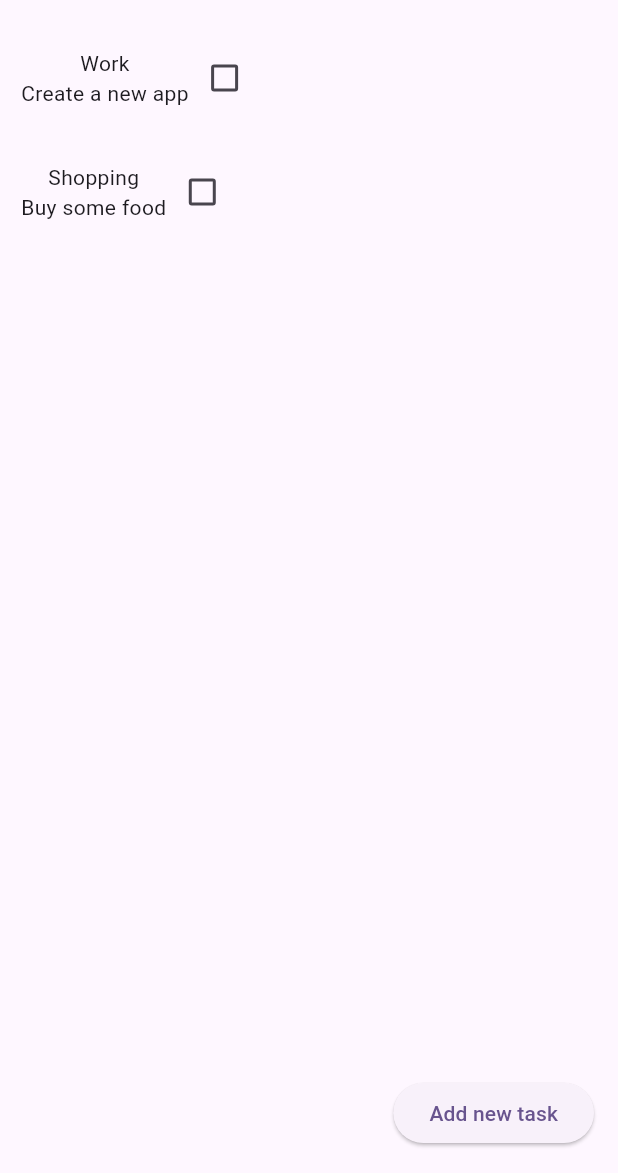
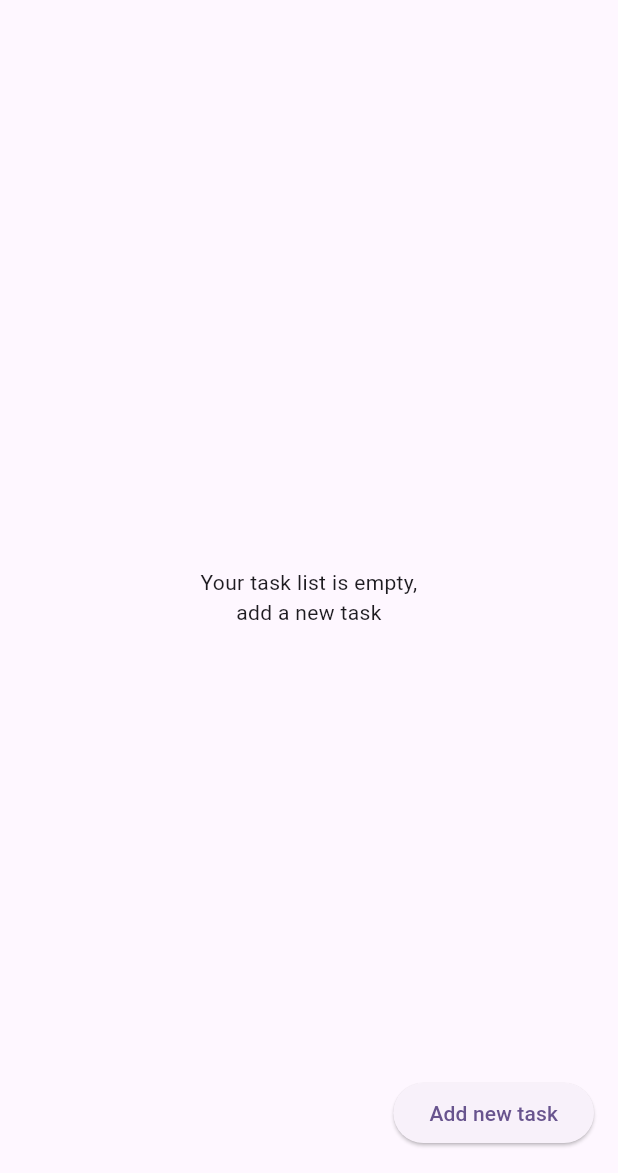
Before and after one commit to Aduzja/what_to_do, a Flutter app: the screen it shows after launch, on a phone screen of 412 x 824 dp, the part 63-1236 px from its top. Run offline on Flutter 3.47's test engine with Material 2 defaults, Android fonts, the phone set to English and light mode, and no system bars; drawn by our look-alikes of flutter_slidable; our stand-ins replace hive_flutter; accounts and stored records are empty; statements that could not run were skipped.

Commit message:
Implement local data with Hive

```diff
--- /dev/null
+++ b/lib/app/base/widgets/empty_list.dart
@@ -0,0 +1,15 @@
+import 'package:flutter/material.dart';
+
+class EmptyList extends StatelessWidget {
+  const EmptyList({super.key});
+
+  @override
+  Widget build(BuildContext context) {
+    return const Center(
+      child: Text(
+        'Your task list is empty,\nadd a new task',
+        textAlign: TextAlign.center,
+      ),
+    );
+  }
+}
--- /dev/null
+++ b/lib/app/data/local/tasks_local_datasource.dart
@@ -0,0 +1,17 @@
+import 'package:hive_flutter/hive_flutter.dart';
+
+class TasksLocalDatasource {
+  List toDoList = [];
+
+  final _todoBox = Hive.box('todoBox');
+
+  // load data
+  void loadData() {
+    toDoList = _todoBox.get('TODO list');
+  }
+
+  // update data
+  void updateData() {
+    _todoBox.put('TODO list', toDoList);
+  }
+}
--- a/lib/app/features/home/home_page.dart
+++ b/lib/app/features/home/home_page.dart
@@ -1,5 +1,8 @@
 import 'package:flutter/material.dart';
+import 'package:hive_flutter/hive_flutter.dart';
 import 'package:what_to_do/app/base/utils/todo_list.dart';
+import 'package:what_to_do/app/base/widgets/empty_list.dart';
+import 'package:what_to_do/app/data/local/tasks_local_datasource.dart';
 import 'package:what_to_do/app/features/tasks/new_task_page.dart';
 
 class HomePage extends StatefulWidget {
@@ -10,29 +13,35 @@ class HomePage extends StatefulWidget {
 }
 
 class _HomePageState extends State<HomePage> {
+// hive box
+  final toDoBox = Hive.box('todoBox');
+  TasksLocalDatasource ds = TasksLocalDatasource();
+
+  @override
+  void initState() {
+    ds.loadData();
+    super.initState();
+  }
+
 // title controller
   final _titleController = TextEditingController();
 
 // description controller
   final _descriptionController = TextEditingController();
 
-  // list of todo
-  List toDoList = [
-    ['Work', 'Create a new app', false],
-    ['Shopping', 'Buy some food', false]
-  ];
-
   // chceckbox onChanged
   void checkboxChanged(bool? value, int index) {
     setState(() {
-      toDoList[index][2] = !toDoList[index][2];
+      ds.toDoList[index][2] = !ds.toDoList[index][2];
     });
+    ds.updateData();
   }
 
   // save task
   void saveTask() {
     setState(() {
-      toDoList.add([_titleController.text, _descriptionController.text, false]);
+      ds.toDoList
+          .add([_titleController.text, _descriptionController.text, false]);
       _titleController.clear();
       _descriptionController.clear();
     });
@@ -42,8 +51,9 @@ class _HomePageState extends State<HomePage> {
   // delete task
   void deleteTask(int index) {
     setState(() {
-      toDoList.removeAt(index);
+      ds.toDoList.removeAt(index);
     });
+    ds.updateData();
   }
 
   @override
@@ -69,17 +79,19 @@ class _HomePageState extends State<HomePage> {
           );
         },
       ),
-      body: ListView.builder(
+      body: ds.toDoList.isEmpty
+          ? const EmptyList()
+          : ListView.builder(
               itemBuilder: (context, index) {
                 return ToDoList(
-            taskTitle: toDoList[index][0],
-            taskDescription: toDoList[index][1],
-            taskCompleted: toDoList[index][2],
+                  taskTitle: ds.toDoList[index][0],
+                  taskDescription: ds.toDoList[index][1],
+                  taskCompleted: ds.toDoList[index][2],
                   onChanged: (value) => checkboxChanged(value, index),
                   deleteTask: (context) => deleteTask(index),
                 );
               },
-        itemCount: toDoList.length,
+              itemCount: ds.toDoList.length,
             ),
     );
   }
```
Also changed, not shown: lib/main.dart (+6 -1 lines). Lines whose indentation alone changed are shown as unchanged.
